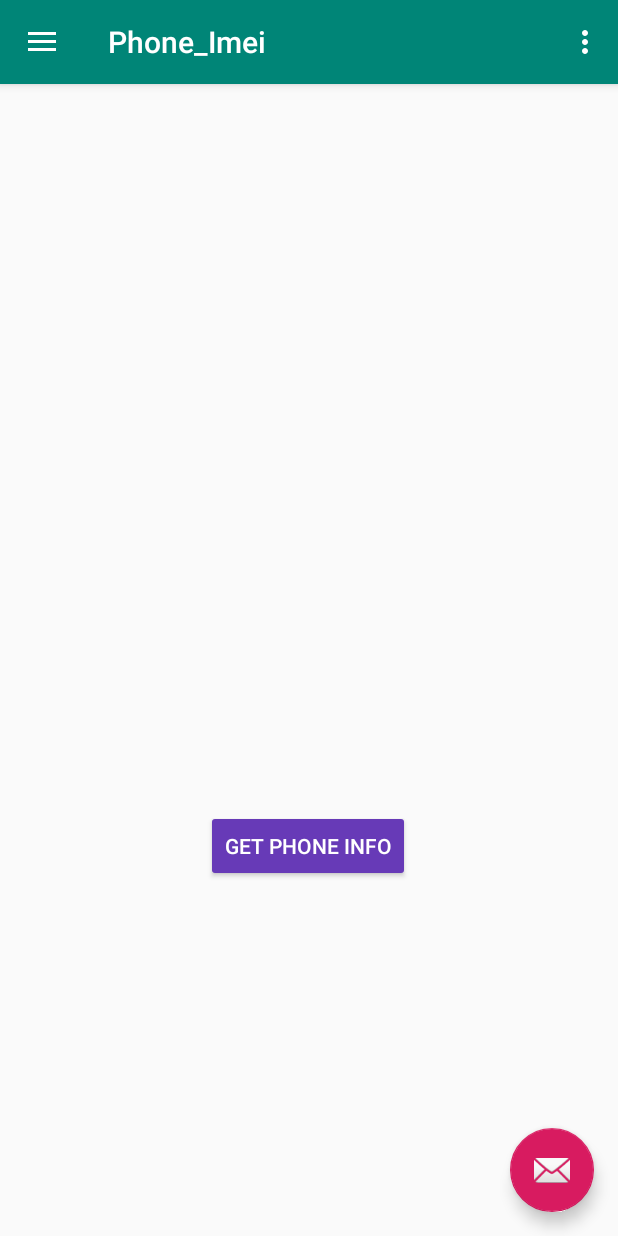
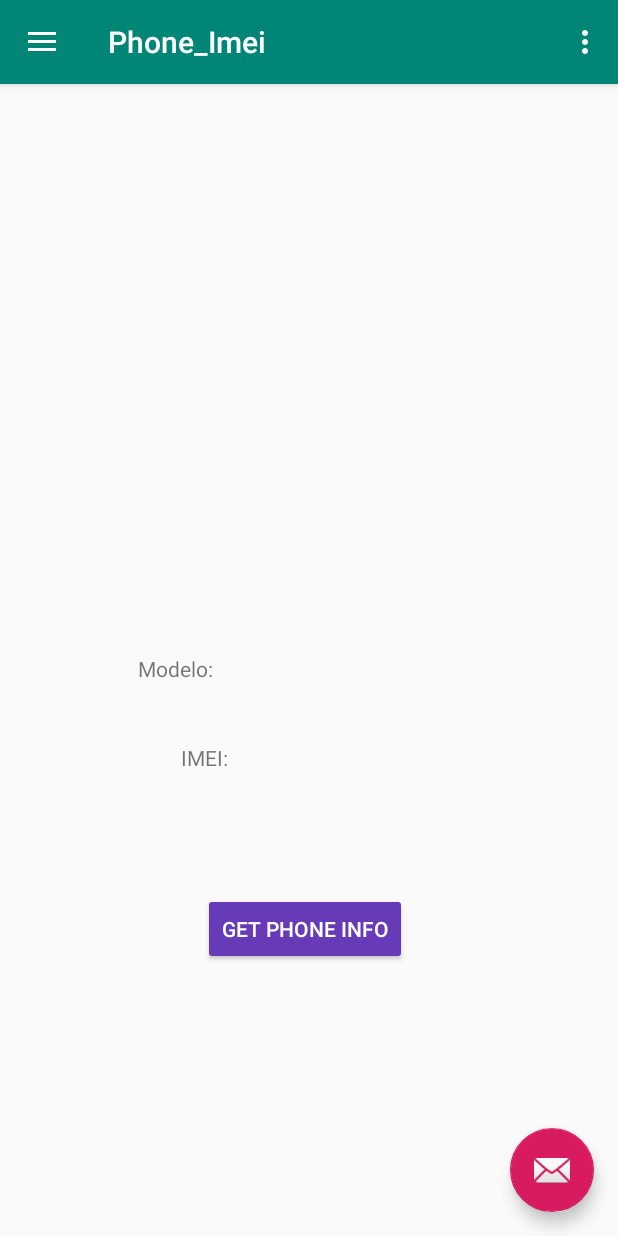
Before and after one commit to ChihYaoYang/Android-CestadeFerramenta2.0, an Android app: the screen it shows after launch (MainActivity), in the side drawer, after a tap on "Phone_Imei", on a phone screen of 412 x 824 dp. Run offline under Robolectric (Android 15) with nearby library versions, the phone set to English and light mode, and no system bars.

```diff
--- a/app/src/main/AndroidManifest.xml
+++ b/app/src/main/AndroidManifest.xml
@@ -14,8 +14,6 @@
     <uses-permission android:name="android.permission.ACCESS_COARSE_LOCATION" />
     <!--Permissão Imei-->
     <uses-permission android:name="android.permission.READ_PHONE_STATE" />
-    <uses-permission android:name="android.permission.READ_PHONE_NUMBERS" />
-    <uses-permission android:name="android.permission.READ_CONTACTS" />
     <!--Permissão Camera -->
     <uses-permission android:name="android.permission.CAMERA" />
     <application
--- a/app/src/main/java/com/example/senac/ferramentas20/Phone_ImeiFragment.java
+++ b/app/src/main/java/com/example/senac/ferramentas20/Phone_ImeiFragment.java
@@ -5,8 +5,6 @@ import android.content.Context;
 import android.content.pm.PackageManager;
 import android.os.Build;
 import android.os.Bundle;
-
-import androidx.annotation.NonNull;
 import androidx.core.app.ActivityCompat;
 import androidx.fragment.app.Fragment;
 
@@ -17,23 +15,13 @@ import android.view.View;
 import android.view.ViewGroup;
 import android.widget.Button;
 import android.widget.TextView;
-import android.widget.Toast;
 
 
 public class Phone_ImeiFragment extends Fragment {
-    //Permissão
-    private static final int REQUEST_READ_PHONE_STATE_PERMISSION = 200;
-    private static final int REQUEST_READ_PHONE_NUMBERS_PERMISSION = 201;
-    private static final int REQUEST_READ_CONTACTS_PERMISSION = 202;
-    private String[] permissions = {Manifest.permission.READ_PHONE_STATE};
-    private String[] permission = {Manifest.permission.READ_PHONE_NUMBERS};
-    private String[] permissio = {Manifest.permission.READ_CONTACTS};
-    private boolean permissionState = false;
-
-    TextView imeinumber, nome, number;
+    TextView imeinumber, modelo;
     Button getimei;
     TelephonyManager tm;
-    String IMEI;
+    String ImeiInfo;
 
 
     @Override
@@ -41,19 +29,12 @@ public class Phone_ImeiFragment extends Fragment {
                              Bundle savedInstanceState) {
         View view = inflater.inflate(R.layout.fragment_phone_imei, container, false);
 
-
-        //find id
+        //find ID
         getimei = view.findViewById(R.id.imei);
         imeinumber = view.findViewById(R.id.imeinumber);
-        nome = view.findViewById(R.id.nome);
-        number = view.findViewById(R.id.number);
+        modelo = view.findViewById(R.id.modelo);
 
-        //Solicita as permissões para o usuário
-        ActivityCompat.requestPermissions(getActivity(), permissions, REQUEST_READ_PHONE_STATE_PERMISSION);
-        ActivityCompat.requestPermissions(getActivity(), permission, REQUEST_READ_PHONE_NUMBERS_PERMISSION);
-        ActivityCompat.requestPermissions(getActivity(), permissio, REQUEST_READ_CONTACTS_PERMISSION);
-
-
+        //Onclick
         getimei.setOnClickListener(new View.OnClickListener() {
             @Override
             public void onClick(View view) {
@@ -63,46 +44,29 @@ public class Phone_ImeiFragment extends Fragment {
         return view;
     }
 
-    //solicitar permissão de áudio
-    @Override
-    public void onRequestPermissionsResult(int requestCode, @NonNull String[] permissions, @NonNull int[] grantResults) {
-        super.onRequestPermissionsResult(requestCode, permissions, grantResults);
-        switch (requestCode) {
-            case REQUEST_READ_PHONE_STATE_PERMISSION:
-                permissionState = grantResults[0] == PackageManager.PERMISSION_GRANTED;
-                break;
-            case REQUEST_READ_PHONE_NUMBERS_PERMISSION:
-                permissionState = grantResults[0] == PackageManager.PERMISSION_GRANTED;
-                break;
-            case REQUEST_READ_CONTACTS_PERMISSION:
-                permissionState = grantResults[0] == PackageManager.PERMISSION_GRANTED;
-                break;
-        }
-        if (!permissionState) {
-            Toast.makeText(getActivity(), "Aceite as permissões", Toast.LENGTH_SHORT).show();
-        }
-    }
-
     public void getDeviceIMEI() {
+        if (ActivityCompat.checkSelfPermission(getActivity(), Manifest.permission.READ_PHONE_STATE) != PackageManager.PERMISSION_GRANTED) {
+            ActivityCompat.requestPermissions(getActivity(), new String[]{Manifest.permission.READ_PHONE_STATE}, 1);
+        } else {
             //Device imei
             tm = (TelephonyManager) getActivity().getSystemService(Context.TELEPHONY_SERVICE);
             if (null != tm) {
-            IMEI = tm.getDeviceId();
+                ImeiInfo = tm.getDeviceId();
             }
-        if (null == IMEI || 0 == IMEI.length()) {
-            IMEI = Settings.Secure.getString(getActivity().getContentResolver(), Settings.Secure.ANDROID_ID);
+            if (null == ImeiInfo || 0 == ImeiInfo.length()) {
+                ImeiInfo = Settings.Secure.getString(getActivity().getContentResolver(), Settings.Secure.ANDROID_ID);
             }
 
             //Device name
-        String reqString = Build.MANUFACTURER
+            String modeloinfo = Build.MANUFACTURER
                     + " " + Build.MODEL + " " + Build.VERSION.RELEASE
                     + " " + Build.VERSION_CODES.class.getFields()[android.os.Build.VERSION.SDK_INT].getName();
 
 //        device number
 //        String PhoneNumber =  tm.getLine1Number();
 //        number.setText(PhoneNumber);
-        nome.setText(reqString);
-        imeinumber.setText(IMEI);
+            modelo.setText(modeloinfo);
+            imeinumber.setText(ImeiInfo);
         }
-
     }
+}
--- a/app/src/main/res/layout/fragment_phone_imei.xml
+++ b/app/src/main/res/layout/fragment_phone_imei.xml
@@ -23,10 +23,10 @@
             android:textColor="#ffffff"
             app:layout_constraintBottom_toBottomOf="parent"
             app:layout_constraintEnd_toEndOf="parent"
-            app:layout_constraintHorizontal_bias="0.498"
+            app:layout_constraintHorizontal_bias="0.49"
             app:layout_constraintStart_toStartOf="parent"
             app:layout_constraintTop_toTopOf="parent"
-            app:layout_constraintVertical_bias="0.676" />
+            app:layout_constraintVertical_bias="0.755" />
 
         <TextView
             android:id="@+id/imeinumber"
@@ -36,41 +36,56 @@
             android:layout_marginTop="8dp"
             android:layout_marginEnd="8dp"
             android:layout_marginBottom="8dp"
-            android:text=" "
+            android:text=""
             app:layout_constraintBottom_toBottomOf="parent"
             app:layout_constraintEnd_toEndOf="parent"
+            app:layout_constraintHorizontal_bias="0.473"
             app:layout_constraintStart_toStartOf="parent"
             app:layout_constraintTop_toTopOf="parent"
-            app:layout_constraintVertical_bias="0.58" />
+            app:layout_constraintVertical_bias="0.619" />
 
         <TextView
-            android:id="@+id/nome"
+            android:id="@+id/modelo"
             android:layout_width="wrap_content"
             android:layout_height="wrap_content"
             android:layout_marginStart="8dp"
             android:layout_marginTop="8dp"
             android:layout_marginEnd="8dp"
             android:layout_marginBottom="8dp"
-            android:text=" "
+            android:text=""
             app:layout_constraintBottom_toBottomOf="parent"
             app:layout_constraintEnd_toEndOf="parent"
+            app:layout_constraintHorizontal_bias="0.534"
             app:layout_constraintStart_toStartOf="parent"
             app:layout_constraintTop_toTopOf="parent"
-            app:layout_constraintVertical_bias="0.525" />
+            app:layout_constraintVertical_bias="0.534" />
 
         <TextView
-            android:id="@+id/number"
+            android:id="@+id/textView2"
             android:layout_width="wrap_content"
             android:layout_height="wrap_content"
-            android:layout_marginStart="8dp"
-            android:layout_marginTop="8dp"
-            android:layout_marginEnd="8dp"
-            android:layout_marginBottom="8dp"
-            android:text=" "
+            android:layout_marginTop="380dp"
+            android:text="Modelo: "
             app:layout_constraintBottom_toBottomOf="parent"
-            app:layout_constraintEnd_toEndOf="parent"
+            app:layout_constraintEnd_toStartOf="@+id/modelo"
+            app:layout_constraintHorizontal_bias="0.555"
             app:layout_constraintStart_toStartOf="parent"
             app:layout_constraintTop_toTopOf="parent"
-            app:layout_constraintVertical_bias="0.469" />
+            app:layout_constraintVertical_bias="0.0" />
+
+        <TextView
+            android:id="@+id/textView3"
+            android:layout_width="wrap_content"
+            android:layout_height="wrap_content"
+            android:layout_marginTop="40dp"
+            android:layout_marginEnd="40dp"
+            android:text="IMEI: "
+            app:layout_constraintBottom_toBottomOf="parent"
+            app:layout_constraintEnd_toStartOf="@+id/imeinumber"
+            app:layout_constraintHorizontal_bias="1.0"
+            app:layout_constraintStart_toStartOf="parent"
+            app:layout_constraintTop_toBottomOf="@+id/textView2"
+            app:layout_constraintVertical_bias="0.0" />
+
     </androidx.constraintlayout.widget.ConstraintLayout>
 </FrameLayout>
```
Also changed, not shown: app/src/main/java/com/example/senac/ferramentas20/AudioFragment.java (+10 -28 lines), app/src/main/java/com/example/senac/ferramentas20/GeolocalizacaoFragment.java (+9 -33 lines), app/src/main/java/com/example/senac/ferramentas20/HomeFragment.java (+5 -7 lines), app/src/main/java/com/example/senac/ferramentas20/QRcodeFragment.java (+8 -29 lines). Lines whose indentation alone changed are shown as unchanged.
